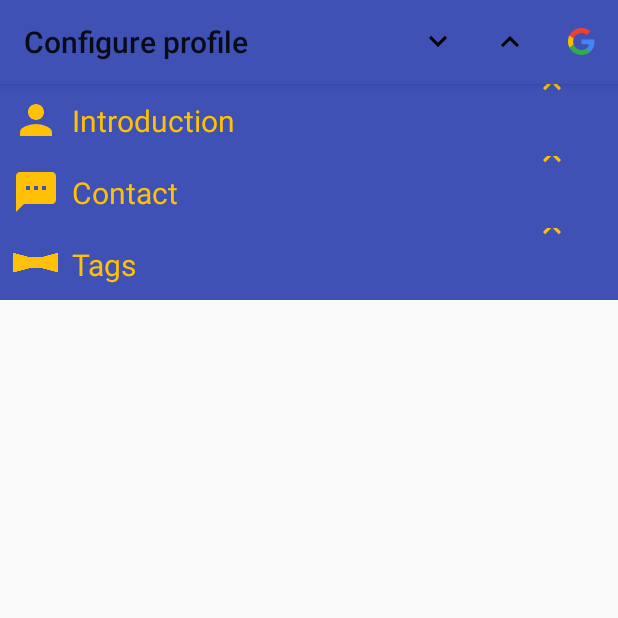
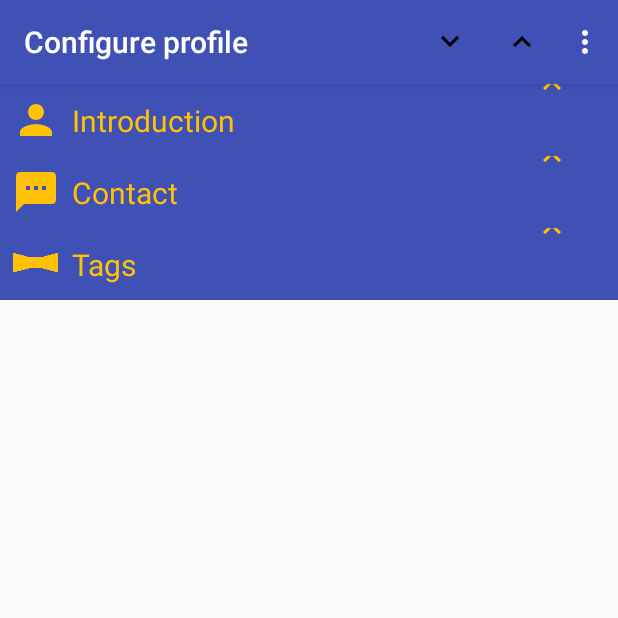
Before and after one commit to marcullo/maevent, an Android app: the ConfigureProfileActivity screen opened directly, with no data from a screen before it, on a phone screen of 412 x 824 dp, the top half of it. Run offline under Robolectric (Android 15) with nearby library versions, the phone set to English and light mode, and no system bars; libraries missing offline, so code that uses them is left out: me.originqiu.library; 3 statements that could not run were skipped.

Commit message:
simple style edit

```diff
--- a/mobile/app/src/main/res/menu/configure_profile.xml
+++ b/mobile/app/src/main/res/menu/configure_profile.xml
@@ -18,5 +18,5 @@
         android:id="@+id/action_logout"
         android:icon="@drawable/googleg_standard_color_18"
         android:title="@string/text_logout"
-        app:showAsAction="always"/>
+        app:showAsAction="never"/>
 </menu>
--- a/mobile/app/src/main/res/values/styles.xml
+++ b/mobile/app/src/main/res/values/styles.xml
@@ -1,5 +1,5 @@
 <resources>
-    <style name="AppTheme" parent="Theme.AppCompat.Light">
+    <style name="AppTheme" parent="Theme.AppCompat.Light.DarkActionBar">
         <item name="colorPrimary">@color/colorPrimary</item>
         <item name="colorPrimaryDark">@color/colorPrimaryDark</item>
         <item name="colorAccent">@color/colorAccent</item>
```
